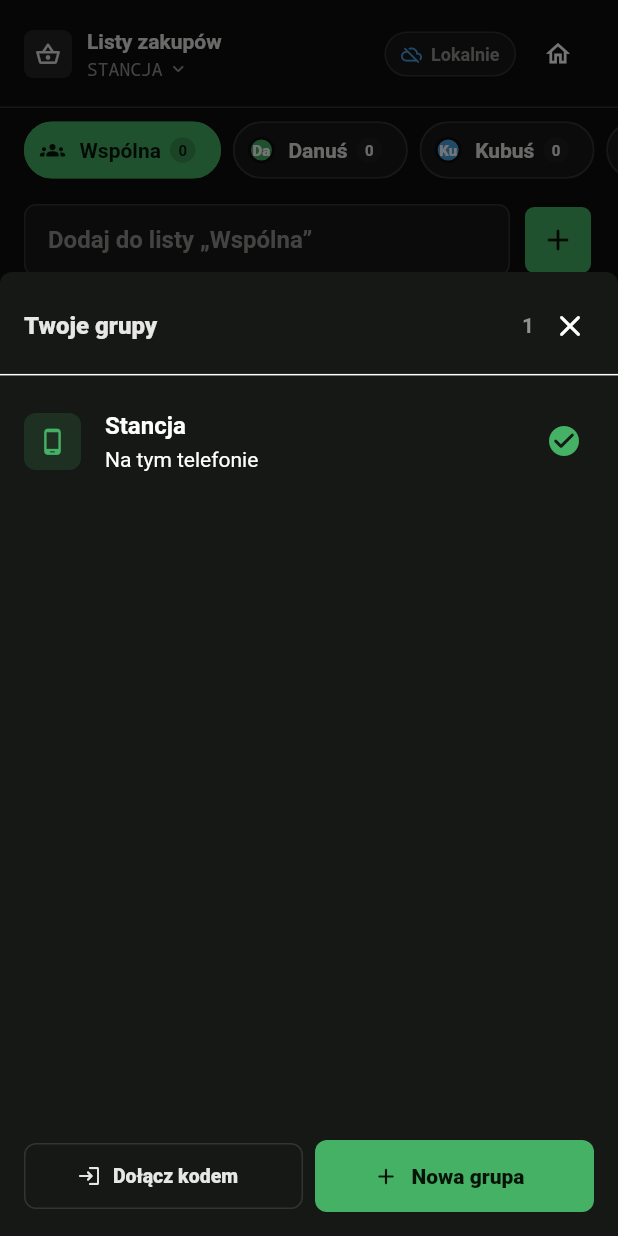
After one commit to Mortexer/Splitka, a Flutter app: the screen it shows after launch, item 2 of the bottom bar chosen, after a tap on "Listy zakupów", on a phone screen of 412 x 824 dp. The commit adds this screen. Run offline on Flutter 3.47's test engine with Material 3 defaults, Android fonts, the phone set to English and light mode, and no system bars; our stand-ins replace cloud_firestore, file_picker, firebase_auth, firebase_core, shared_preferences; accounts and stored records are empty.

Commit message:
feat: support multiple groups

```diff
--- a/lib/storage/local_store.dart
+++ b/lib/storage/local_store.dart
@@ -18,10 +18,49 @@ class LocalHouseholdSnapshot {
   final String? inviteCode;
 }
 
+class StoredGroup {
+  const StoredGroup({
+    required this.id,
+    required this.name,
+    required this.isCloud,
+  });
+
+  final String id;
+  final String name;
+  final bool isCloud;
+
+  StoredGroup copyWith({String? id, String? name, bool? isCloud}) {
+    return StoredGroup(
+      id: id ?? this.id,
+      name: name ?? this.name,
+      isCloud: isCloud ?? this.isCloud,
+    );
+  }
+
+  factory StoredGroup.fromJson(Map<String, dynamic> json) {
+    return StoredGroup(
+      id: json['id'] as String? ?? '',
+      name: json['name'] as String? ?? defaultGroupName,
+      isCloud: json['isCloud'] as bool? ?? false,
+    );
+  }
+
+  Map<String, dynamic> toJson() => {'id': id, 'name': name, 'isCloud': isCloud};
+}
+
+class GroupDirectory {
+  const GroupDirectory({required this.groups, required this.activeGroupId});
+
+  final List<StoredGroup> groups;
+  final String activeGroupId;
+}
+
 class LocalStore {
   static const _roomCodeKey = 'splitka.roomCode';
   static const _clientIdKey = 'splitka.clientId';
   static const _cloudRoomIdKey = 'splitka.cloudRoomId';
+  static const _groupsKey = 'splitka.groups.v1';
+  static const _activeGroupIdKey = 'splitka.activeGroupId';
   Future<void> _writes = Future.value();
 
   Future<String?> loadCloudRoomId() async {
@@ -34,6 +73,90 @@ class LocalStore {
         ? await prefs.remove(_cloudRoomIdKey)
         : await prefs.setString(_cloudRoomIdKey, roomId);
     if (!saved) throw StateError('Nie udało się zapisać wyboru mieszkania.');
+  }
+
+  Future<GroupDirectory> loadGroupDirectory() async {
+    final prefs = await SharedPreferences.getInstance();
+    final encoded = prefs.getString(_groupsKey);
+    if (encoded != null) {
+      try {
+        final raw = jsonDecode(encoded) as List<dynamic>;
+        final groups = raw
+            .whereType<Map>()
+            .map(
+              (item) => StoredGroup.fromJson(Map<String, dynamic>.from(item)),
+            )
+            .where((group) => group.id.isNotEmpty)
+            .fold<List<StoredGroup>>([], (unique, group) {
+              if (!unique.any((item) => item.id == group.id)) unique.add(group);
+              return unique;
+            });
+        if (groups.isNotEmpty) {
+          final savedActive = prefs.getString(_activeGroupIdKey);
+          final active = groups.any((group) => group.id == savedActive)
+              ? savedActive!
+              : groups.first.id;
+          return GroupDirectory(groups: groups, activeGroupId: active);
+        }
+      } catch (_) {
+        // Fall through to the legacy keys and rebuild the directory.
+      }
+    }
+
+    final localId = await loadPersistedRoomCode();
+    final cloudId = await loadCloudRoomId();
+    final localSnapshot = await loadHouseholdSnapshot(localId);
+    final groups = <StoredGroup>[
+      StoredGroup(
+        id: localId,
+        name: localSnapshot.household.name,
+        isCloud: false,
+      ),
+    ];
+    if (cloudId != null && cloudId != localId) {
+      final cloudSnapshot = await loadHouseholdSnapshot(cloudId);
+      groups.add(
+        StoredGroup(
+          id: cloudId,
+          name: cloudSnapshot.household.name,
+          isCloud: true,
+        ),
+      );
+    }
+    final directory = GroupDirectory(
+      groups: groups,
+      activeGroupId: cloudId ?? localId,
+    );
+    await saveGroupDirectory(directory.groups, directory.activeGroupId);
+    return directory;
+  }
+
+  Future<void> saveGroupDirectory(
+    List<StoredGroup> groups,
+    String activeGroupId,
+  ) async {
+    if (groups.isEmpty || !groups.any((group) => group.id == activeGroupId)) {
+      throw const FormatException('Nieprawidłowa lista grup.');
+    }
+    final prefs = await SharedPreferences.getInstance();
+    final active = groups.firstWhere((group) => group.id == activeGroupId);
+    final results = await Future.wait([
+      prefs.setString(
+        _groupsKey,
+        jsonEncode(groups.map((group) => group.toJson()).toList()),
+      ),
+      prefs.setString(_activeGroupIdKey, activeGroupId),
+      prefs.setString(
+        _roomCodeKey,
+        active.isCloud ? defaultRoomCode : active.id,
+      ),
+      active.isCloud
+          ? prefs.setString(_cloudRoomIdKey, active.id)
+          : prefs.remove(_cloudRoomIdKey),
+    ]);
+    if (results.any((saved) => !saved)) {
+      throw StateError('Nie udało się zapisać listy grup.');
+    }
   }
 
   Future<String> loadPersistedRoomCode() async {
@@ -98,6 +221,11 @@ class LocalStore {
     return next;
   }
 
+  Future<void> deleteHousehold(String roomCode) async {
+    final prefs = await SharedPreferences.getInstance();
+    await prefs.remove(_householdKey(roomCode));
+  }
+
   Future<String> loadOrCreateClientId() async {
     final prefs = await SharedPreferences.getInstance();
     final saved = prefs.getString(_clientIdKey);
--- a/lib/ui/dashboard_screen.dart
+++ b/lib/ui/dashboard_screen.dart
@@ -8,6 +8,7 @@ import '../domain/shopping_lists.dart';
 import '../state/household_controller.dart';
 import 'common_widgets.dart';
 import 'group_settings_screen.dart';
+import 'group_switcher_sheet.dart';
 import 'shopping_lists_screen.dart';
 
 class DashboardScreen extends StatefulWidget {
@@ -70,6 +71,18 @@ class _DashboardScreenState extends State<DashboardScreen> {
               _Header(
                 controller: controller,
                 selectedTab: _selectedTab,
+                onGroupPressed: () => showModalBottomSheet<void>(
+                  context: context,
+                  isScrollControlled: true,
+                  useSafeArea: true,
+                  backgroundColor: AppColors.card,
+                  shape: const RoundedRectangleBorder(
+                    borderRadius: BorderRadius.vertical(
+                      top: Radius.circular(8),
+                    ),
+                  ),
+                  builder: (_) => GroupSwitcherSheet(controller: controller),
+                ),
                 onRoomPressed: () => Navigator.of(context).push<void>(
                   MaterialPageRoute(
                     builder: (_) => GroupSettingsScreen(controller: controller),
@@ -224,11 +237,13 @@ class _Header extends StatelessWidget {
   const _Header({
     required this.controller,
     required this.selectedTab,
+    required this.onGroupPressed,
     required this.onRoomPressed,
   });
 
   final HouseholdController controller;
   final int selectedTab;
+  final VoidCallback onGroupPressed;
   final VoidCallback onRoomPressed;
 
   @override
@@ -265,6 +280,12 @@ class _Header extends StatelessWidget {
                 ),
                 const SizedBox(width: 8),
                 Expanded(
+                  child: InkWell(
+                    key: const ValueKey('open-group-switcher'),
+                    onTap: controller.busy ? null : onGroupPressed,
+                    borderRadius: BorderRadius.circular(6),
+                    child: Padding(
+                      padding: const EdgeInsets.symmetric(horizontal: 2),
                       child: Column(
                         crossAxisAlignment: CrossAxisAlignment.start,
                         children: [
@@ -278,7 +299,10 @@ class _Header extends StatelessWidget {
                               fontWeight: FontWeight.w600,
                             ),
                           ),
-                      Text(
+                          Row(
+                            children: [
+                              Flexible(
+                                child: Text(
                                   household.name.toUpperCase(),
                                   maxLines: 1,
                                   overflow: TextOverflow.ellipsis,
@@ -289,7 +313,18 @@ class _Header extends StatelessWidget {
                                     fontFamily: 'monospace',
                                   ),
                                 ),
+                              ),
+                              const SizedBox(width: 3),
+                              const Icon(
+                                Icons.expand_more_rounded,
+                                color: AppColors.textMuted,
+                                size: 15,
+                              ),
                             ],
+                          ),
+                        ],
+                      ),
+                    ),
                   ),
                 ),
                 SyncBadge(
--- /dev/null
+++ b/lib/ui/group_switcher_sheet.dart
@@ -0,0 +1,295 @@
+import 'package:flutter/material.dart';
+
+import '../state/household_controller.dart';
+import '../storage/local_store.dart';
+import 'common_widgets.dart';
+import 'room_dialog.dart';
+
+class GroupSwitcherSheet extends StatelessWidget {
+  const GroupSwitcherSheet({super.key, required this.controller});
+
+  final HouseholdController controller;
+
+  @override
+  Widget build(BuildContext context) {
+    return AnimatedBuilder(
+      animation: controller,
+      builder: (context, _) {
+        final height = (MediaQuery.sizeOf(context).height * 0.78).clamp(
+          400.0,
+          680.0,
+        );
+        return SizedBox(
+          height: height,
+          child: Column(
+            children: [
+              Padding(
+                padding: const EdgeInsets.fromLTRB(16, 12, 8, 8),
+                child: Row(
+                  children: [
+                    const Expanded(
+                      child: Text(
+                        'Twoje grupy',
+                        style: TextStyle(
+                          color: AppColors.text,
+                          fontSize: 16,
+                          fontWeight: FontWeight.w800,
+                        ),
+                      ),
+                    ),
+                    Text(
+                      controller.groups.length.toString(),
+                      style: const TextStyle(
+                        color: AppColors.textMuted,
+                        fontWeight: FontWeight.w700,
+                      ),
+                    ),
+                    IconButton(
+                      tooltip: 'Zamknij',
+                      onPressed: () => Navigator.of(context).pop(),
+                      icon: const Icon(Icons.close_rounded),
+                    ),
+                  ],
+                ),
+              ),
+              const Divider(height: 1),
+              Expanded(
+                child: ListView.separated(
+                  key: const ValueKey('group-list'),
+                  padding: const EdgeInsets.symmetric(vertical: 8),
+                  itemCount: controller.groups.length,
+                  separatorBuilder: (_, _) => const Divider(height: 1),
+                  itemBuilder: (context, index) {
+                    final group = controller.groups[index];
+                    return _GroupRow(
+                      group: group,
+                      selected: group.id == controller.roomCode,
+                      enabled: !controller.busy,
+                      canRemove:
+                          controller.groups.length > 1 &&
+                          group.id != controller.roomCode,
+                      onSelected: () => _switchTo(context, group.id),
+                      onRemove: () => _remove(context, group),
+                    );
+                  },
+                ),
+              ),
+              if (controller.error != null)
+                Padding(
+                  padding: const EdgeInsets.fromLTRB(16, 6, 16, 0),
+                  child: Text(
+                    controller.error!,
+                    style: const TextStyle(
+                      color: AppColors.danger,
+                      fontSize: 12,
+                    ),
+                  ),
+                ),
+              Padding(
+                padding: const EdgeInsets.all(16),
+                child: Row(
+                  children: [
+                    Expanded(
+                      child: SecondaryActionButton(
+                        label: 'Dołącz kodem',
+                        icon: Icons.login_rounded,
+                        onPressed: controller.busy
+                            ? () {}
+                            : () => showDialog<void>(
+                                context: context,
+                                barrierDismissible: false,
+                                builder: (_) =>
+                                    RoomDialog(controller: controller),
+                              ),
+                      ),
+                    ),
+                    const SizedBox(width: 8),
+                    Expanded(
+                      child: PrimaryActionButton(
+                        label: 'Nowa grupa',
+                        icon: Icons.add_rounded,
+                        enabled: !controller.busy,
+                        onPressed: () => _createGroup(context),
+                      ),
+                    ),
+                  ],
+                ),
+              ),
+            ],
+          ),
+        );
+      },
+    );
+  }
+
+  Future<void> _switchTo(BuildContext context, String groupId) async {
+    final switched = await controller.switchGroup(groupId);
+    if (switched && context.mounted) Navigator.of(context).pop();
+  }
+
+  Future<void> _createGroup(BuildContext context) async {
+    final name = await showDialog<String>(
+      context: context,
+      builder: (_) => const _NewGroupDialog(),
+    );
+    if (name == null || !context.mounted) return;
+    final created = await controller.createLocalGroup(name);
+    if (!context.mounted) return;
+    if (created) {
+      Navigator.of(context).pop();
+    } else {
+      ScaffoldMessenger.of(context).showSnackBar(
+        SnackBar(
+          content: Text(controller.error ?? 'Nie udało się utworzyć grupy.'),
+        ),
+      );
+    }
+  }
+
+  Future<void> _remove(BuildContext context, StoredGroup group) async {
+    final confirmed = await showDialog<bool>(
+      context: context,
+      builder: (context) => AlertDialog(
+        shape: RoundedRectangleBorder(borderRadius: BorderRadius.circular(8)),
+        title: Text('Usunąć ${group.name}?'),
+        content: Text(
+          group.isCloud
+              ? 'Grupa zniknie z tego telefonu. Ponowne dołączenie będzie wymagało kodu.'
+              : 'Lokalna grupa i jej rachunki zostaną usunięte z tego telefonu.',
+        ),
+        actions: [
+          TextButton(
+            onPressed: () => Navigator.of(context).pop(false),
+            child: const Text('Anuluj'),
+          ),
+          FilledButton(
+            onPressed: () => Navigator.of(context).pop(true),
+            child: const Text('Usuń'),
+          ),
+        ],
+      ),
+    );
+    if (confirmed != true || !context.mounted) return;
+    final removed = await controller.removeGroup(group.id);
+    if (!removed && context.mounted) {
+      ScaffoldMessenger.of(context).showSnackBar(
+        SnackBar(
+          content: Text(controller.error ?? 'Nie udało się usunąć grupy.'),
+        ),
+      );
+    }
+  }
+}
+
+class _GroupRow extends StatelessWidget {
+  const _GroupRow({
+    required this.group,
+    required this.selected,
+    required this.enabled,
+    required this.canRemove,
+    required this.onSelected,
+    required this.onRemove,
+  });
+
+  final StoredGroup group;
+  final bool selected;
+  final bool enabled;
+  final bool canRemove;
+  final VoidCallback onSelected;
+  final VoidCallback onRemove;
+
+  @override
+  Widget build(BuildContext context) {
+    return ListTile(
+      key: ValueKey('group-${group.id}'),
+      enabled: enabled,
+      onTap: selected ? null : onSelected,
+      leading: Container(
+        width: 38,
+        height: 38,
+        alignment: Alignment.center,
+        decoration: BoxDecoration(
+          color: selected
+              ? AppColors.primary.withValues(alpha: 0.16)
+              : AppColors.cardAlt,
+          borderRadius: BorderRadius.circular(8),
+        ),
+        child: Icon(
+          group.isCloud ? Icons.cloud_outlined : Icons.phone_android_outlined,
+          color: selected ? AppColors.primary : AppColors.textMuted,
+          size: 19,
+        ),
+      ),
+      title: Text(
+        group.name,
+        maxLines: 1,
+        overflow: TextOverflow.ellipsis,
+        style: const TextStyle(fontWeight: FontWeight.w700),
+      ),
+      subtitle: Text(group.isCloud ? 'W chmurze' : 'Na tym telefonie'),
+      trailing: Row(
+        mainAxisSize: MainAxisSize.min,
+        children: [
+          if (selected)
+            const Icon(Icons.check_circle_rounded, color: AppColors.primary),
+          if (canRemove)
+            IconButton(
+              tooltip: 'Usuń grupę z telefonu',
+              onPressed: onRemove,
+              icon: const Icon(Icons.delete_outline_rounded, size: 19),
+            ),
+        ],
+      ),
+    );
+  }
+}
+
+class _NewGroupDialog extends StatefulWidget {
+  const _NewGroupDialog();
+
+  @override
+  State<_NewGroupDialog> createState() => _NewGroupDialogState();
+}
+
+class _NewGroupDialogState extends State<_NewGroupDialog> {
+  final _name = TextEditingController();
+
+  @override
+  void dispose() {
+    _name.dispose();
+    super.dispose();
+  }
+
+  @override
+  Widget build(BuildContext context) {
+    return AlertDialog(
+      shape: RoundedRectangleBorder(borderRadius: BorderRadius.circular(8)),
+      title: const Text('Nowa grupa'),
+      content: TextField(
+        key: const ValueKey('new-group-name'),
+        controller: _name,
+        autofocus: true,
+        maxLength: 40,
+        textCapitalization: TextCapitalization.sentences,
+        decoration: const InputDecoration(labelText: 'Nazwa grupy'),
+        onChanged: (_) => setState(() {}),
+        onSubmitted: (_) => _submit(),
+      ),
+      actions: [
+        TextButton(
+          onPressed: () => Navigator.of(context).pop(),
+          child: const Text('Anuluj'),
+        ),
+        FilledButton(
+          onPressed: _name.text.trim().isEmpty ? null : _submit,
+          child: const Text('Utwórz'),
+        ),
+      ],
+    );
+  }
+
+  void _submit() {
+    final value = _name.text.trim();
+    if (value.isNotEmpty) Navigator.of(context).pop(value);
+  }
+}
```
Also changed, not shown: lib/state/household_controller.dart (+154 -42 lines), 5 other files. Lines whose indentation alone changed are shown as unchanged.
